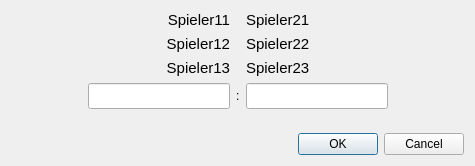
Old version of the form ui/edit_match_dlg.ui in the repository boulette42/petanque-tournament.
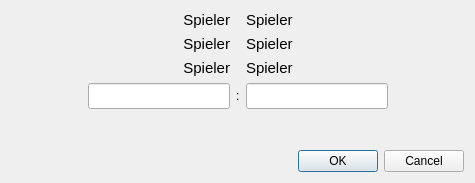
New version of the form.

What changed in the file:
```diff
--- a/ui/edit_match_dlg.ui
+++ b/ui/edit_match_dlg.ui
@@ -7,7 +7,7 @@
     <x>0</x>
     <y>0</y>
     <width>475</width>
-    <height>166</height>
+    <height>183</height>
    </rect>
   </property>
   <property name="windowTitle">
@@ -24,7 +24,7 @@
         </font>
        </property>
        <property name="text">
-        <string>Spieler11</string>
+        <string>Spieler</string>
        </property>
        <property name="alignment">
         <set>Qt::AlignRight|Qt::AlignTrailing|Qt::AlignVCenter</set>
@@ -39,7 +39,7 @@
         </font>
        </property>
        <property name="text">
-        <string>Spieler21</string>
+        <string>Spieler</string>
        </property>
        <property name="alignment">
         <set>Qt::AlignLeading|Qt::AlignLeft|Qt::AlignVCenter</set>
@@ -54,7 +54,7 @@
         </font>
        </property>
        <property name="text">
-        <string>Spieler12</string>
+        <string>Spieler</string>
        </property>
        <property name="alignment">
         <set>Qt::AlignRight|Qt::AlignTrailing|Qt::AlignVCenter</set>
@@ -69,7 +69,7 @@
         </font>
        </property>
        <property name="text">
-        <string>Spieler22</string>
+        <string>Spieler</string>
        </property>
        <property name="alignment">
         <set>Qt::AlignLeading|Qt::AlignLeft|Qt::AlignVCenter</set>
@@ -84,7 +84,7 @@
         </font>
        </property>
        <property name="text">
-        <string>Spieler13</string>
+        <string>Spieler</string>
        </property>
        <property name="alignment">
         <set>Qt::AlignRight|Qt::AlignTrailing|Qt::AlignVCenter</set>
@@ -99,7 +99,7 @@
         </font>
        </property>
        <property name="text">
-        <string>Spieler23</string>
+        <string>Spieler</string>
        </property>
        <property name="alignment">
         <set>Qt::AlignLeading|Qt::AlignLeft|Qt::AlignVCenter</set>
```
